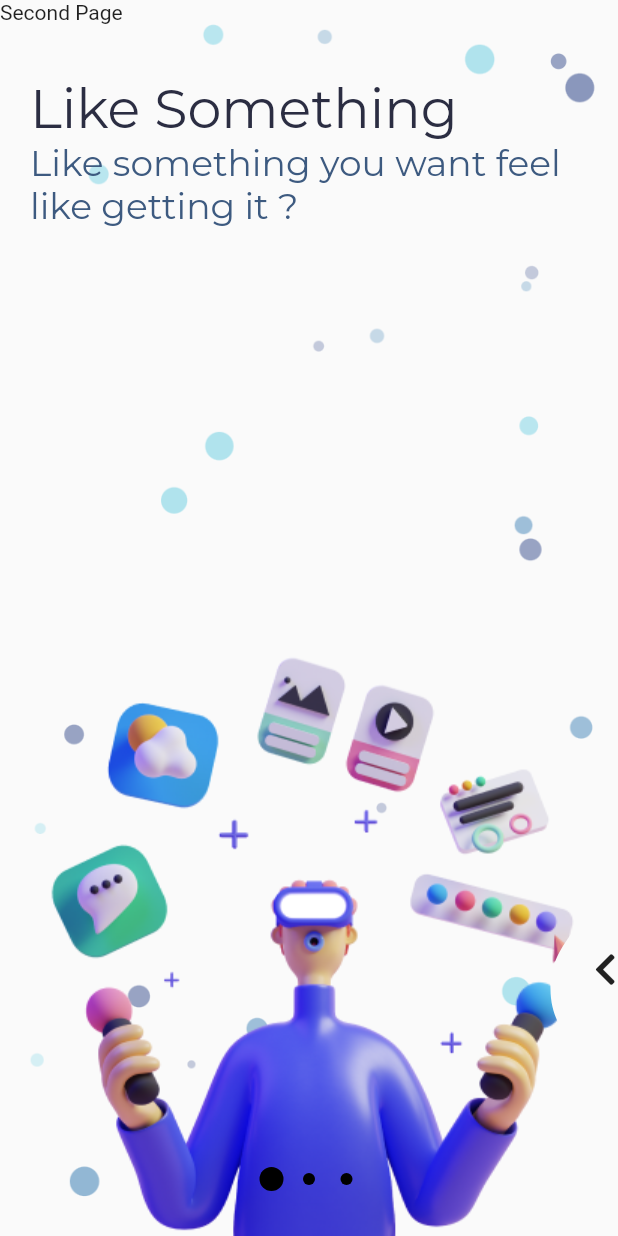
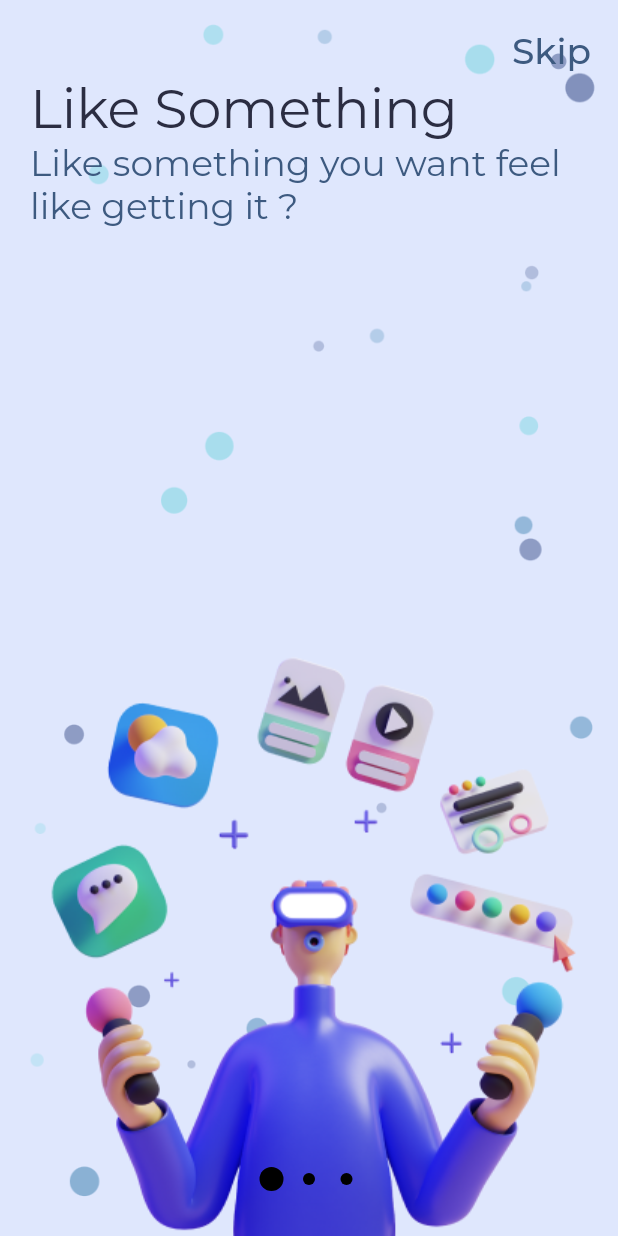
Before and after one commit to YogeshUpdhyay/savings_target, a Flutter app: the screen it shows after launch, on a phone screen of 412 x 824 dp. Run offline on Flutter 3.47's test engine with Material 2 defaults, Android fonts, the phone set to English and light mode, and no system bars; drawn by our look-alikes of liquid_swipe; our stand-ins replace font_awesome_flutter, google_fonts.

Commit message:
Landing Seq 2 added
Implements #2

```diff
--- a/lib/theme.dart
+++ b/lib/theme.dart
@@ -6,6 +6,7 @@
   static Color primaryColor = const Color(0xffdfe7fd);
   static Color primaryTextColor = const Color(0xff2b2d42);
   static Color secondaryColor = const Color(0xff3D5A80);
+  static Color primaryDarkColor = const Color(0xff0096c7);
 
   static TextStyle headingTextStyle = GoogleFonts.montserrat(
     fontSize: 36,
--- a/lib/views/components/landingSeqOne.dart
+++ b/lib/views/components/landingSeqOne.dart
@@ -1,20 +1,31 @@
 import 'package:flutter/material.dart';
+import 'package:liquid_swipe/PageHelpers/LiquidController.dart';
 import 'package:saving_traget/theme.dart';
+import 'package:saving_traget/views/components/skipButton.dart';
+import 'package:saving_traget/views/utils/buildDot.dart';
 
 class LandingSeqOne extends StatelessWidget {
-  const LandingSeqOne({ Key? key }) : super(key: key);
+  const LandingSeqOne({
+    Key? key,
+    required this.liquidController,
+  }) : super(key: key);
+
+  final LiquidController liquidController;
 
   @override
   Widget build(BuildContext context) {
     return SafeArea(
       child: Container(
         decoration: BoxDecoration(
+          color: AppTheme.primaryColor,
           image: DecorationImage(
             image: AssetImage("assets/img/landing-seq-backdrop.png"),
             fit: BoxFit.cover
           )
         ),
-        child: Column(
+        child: Stack(
+          children: [
+            Column(
               mainAxisAlignment: MainAxisAlignment.spaceBetween,
               children: [
                 Padding(
@@ -40,6 +51,21 @@
                 ),
               ],
             ),
+            Padding(
+              padding: EdgeInsets.all(30),
+              child: Column(
+                children: <Widget>[
+                  Expanded(child: SizedBox()),
+                  Row(
+                    mainAxisAlignment: MainAxisAlignment.center,
+                    children: List<Widget>.generate(3, (index) => buildDot(index, 0)),
+                  ),
+                ],
+              ),
+            ),
+            SkipButton(liquidController: liquidController)
+          ],
+        ),
       ),
     );
   }
--- /dev/null
+++ b/lib/views/components/skipButton.dart
@@ -0,0 +1,34 @@
+import 'package:flutter/material.dart';
+import 'package:liquid_swipe/PageHelpers/LiquidController.dart';
+import 'package:saving_traget/theme.dart';
+
+class SkipButton extends StatelessWidget {
+  const SkipButton({
+    Key? key,
+    required this.liquidController,
+  }) : super(key: key);
+
+  final LiquidController liquidController;
+
+  @override
+  Widget build(BuildContext context) {
+    return Align(
+      alignment: Alignment.topRight,
+      child: Padding(
+        padding: const EdgeInsets.symmetric(vertical: 10.0, horizontal: 10.0),
+        child: TextButton(
+          onPressed: () {
+            liquidController.animateToPage(
+              page: 2,
+              duration: 700
+            );
+          },
+          child: Text(
+            "Skip",
+            style: AppTheme.subtitleTextStyle,
+          )
+        ),
+      ),
+    );
+  }
+}
--- a/lib/views/landing.dart
+++ b/lib/views/landing.dart
@@ -1,8 +1,5 @@
-import 'dart:math';
 import 'package:flutter/material.dart';
-import 'package:font_awesome_flutter/font_awesome_flutter.dart';
 import 'package:liquid_swipe/liquid_swipe.dart';
-import 'package:saving_traget/theme.dart';
 import 'package:saving_traget/views/components/landingSeqOne.dart';
 import 'package:saving_traget/views/components/landingSeqThree.dart';
 import 'package:saving_traget/views/components/landingSeqTwo.dart';
@@ -15,32 +12,8 @@
 }
 
 class _LandingState extends State<Landing> {
-
   int page = 0;
   late LiquidController liquidController;
-
-  Widget _buildDot(int index) {
-    double selectedness = Curves.easeOut.transform(
-      max(
-        0.0,
-        1.0 - ((page) - index).abs(),
-      ),
-    );
-    double zoom = 1.0 + (2.0 - 1.0) * selectedness;
-    return new Container(
-      width: 25.0,
-      child: new Center(
-        child: new Material(
-          color: Colors.black,
-          type: MaterialType.circle,
-          child: new Container(
-            width: 8.0 * zoom,
-            height: 8.0 * zoom,
-          ),
-        ),
-      ),
-    );
-  }
 
   @override
   void initState() {
@@ -49,7 +22,6 @@
   }
 
   pageChangeCallback(int lpage) {
-    print(lpage);
     setState(() {
       page = lpage;
     });
@@ -58,53 +30,17 @@
   @override
   Widget build(BuildContext context) {
     return Scaffold(
-      backgroundColor: AppTheme.primaryColor,
-      body: Stack(
-        children: <Widget>[
-          LiquidSwipe(
+      body: LiquidSwipe(
         pages: <Widget>[
-              LandingSeqOne(),
-              LandingSeqTwo(),
+          LandingSeqOne(liquidController: liquidController,),
+          LandingSeqTwo(liquidController: liquidController,),
           LandingSeqThree()
         ],
-            slideIconWidget: FaIcon(FontAwesomeIcons.chevronLeft),
         waveType: WaveType.liquidReveal,
         liquidController: liquidController,
         onPageChangeCallback: pageChangeCallback,
-            enableSideReveal: true,
         ignoreUserGestureWhileAnimating: true,
         enableLoop: false,
-          ),
-
-          Padding(
-            padding: EdgeInsets.all(30),
-            child: Column(
-              children: <Widget>[
-                Expanded(child: SizedBox()),
-                Row(
-                  mainAxisAlignment: MainAxisAlignment.center,
-                  children: List<Widget>.generate(3, _buildDot),
-                ),
-              ],
-            ),
-          ),
-
-          // Align(
-          //   alignment: Alignment.topRight,
-          //   child: Padding(
-          //     padding: const EdgeInsets.all(25.0),
-          //     child: TextButton(
-          //       onPressed: () {
-          //         liquidController.animateToPage(
-          //           page: 2,
-          //           duration: 700
-          //         );
-          //       },
-          //       child: Text("Skip")
-          //     ),
-          //   ),
-          // )
-        ],
       ),
     );
   }
--- /dev/null
+++ b/lib/views/utils/buildDot.dart
@@ -0,0 +1,25 @@
+import 'dart:math';
+import 'package:flutter/material.dart';
+
+Widget buildDot(int index, int page) {
+  double selectedness = Curves.easeOut.transform(
+    max(
+      0.0,
+      1.0 - ((page) - index).abs(),
+    ),
+  );
+  double zoom = 1.0 + (2.0 - 1.0) * selectedness;
+  return new Container(
+    width: 25.0,
+    child: new Center(
+      child: new Material(
+        color: Colors.black,
+        type: MaterialType.circle,
+        child: new Container(
+          width: 8.0 * zoom,
+          height: 8.0 * zoom,
+        ),
+      ),
+    ),
+  );
+}
```
Also changed, not shown: lib/views/components/landingSeqTwo.dart (+66 -3 lines). Lines whose indentation alone changed are shown as unchanged.
